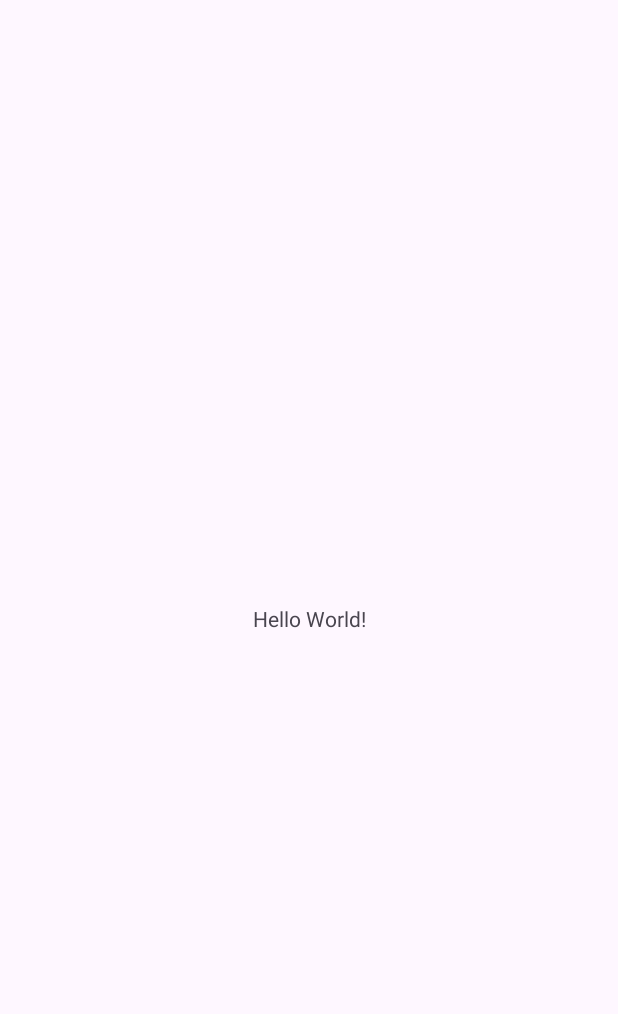
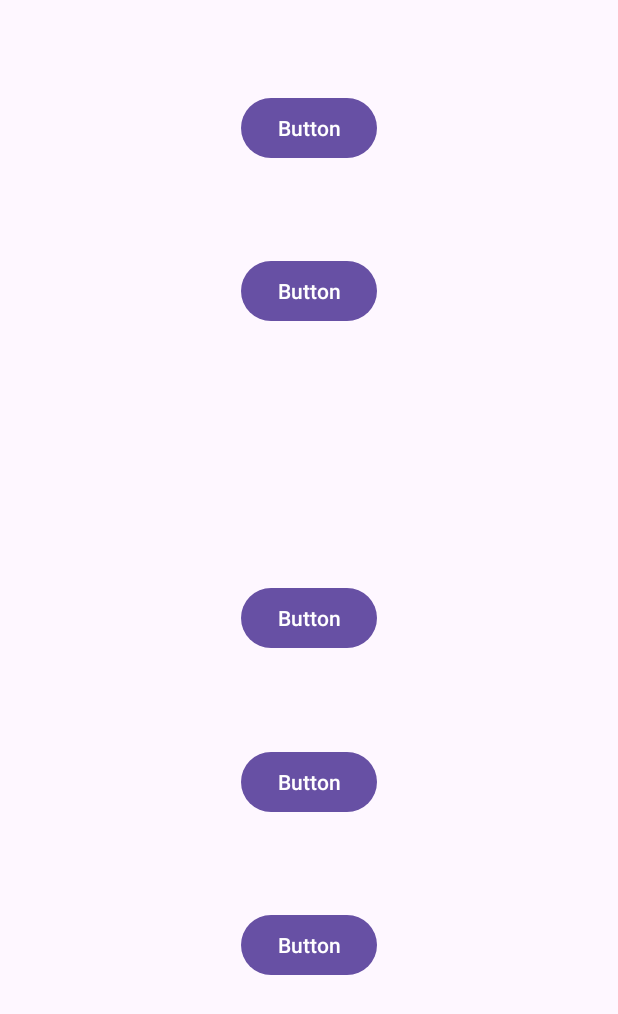
Before and after one commit to Csasziuser/layouts, an Android app: the screen it shows after launch (MainActivity), on a phone screen of 412 x 824 dp. Before the commit the part shown is almost empty. Shown: the top 1014 px of the screen. Run offline under Robolectric (Android 15) with nearby library versions, the phone set to English and light mode, and no system bars.

Commit message:
ora kezdete2

```diff
--- a/app/src/main/res/layout/activity_main.xml
+++ b/app/src/main/res/layout/activity_main.xml
@@ -7,13 +7,53 @@
     android:layout_height="match_parent"
     tools:context=".MainActivity">
 
-    <TextView
+    <Button
+        android:id="@+id/button"
         android:layout_width="wrap_content"
         android:layout_height="wrap_content"
-        android:text="Hello World!"
+        android:text="Button"
         app:layout_constraintBottom_toBottomOf="parent"
         app:layout_constraintEnd_toEndOf="parent"
         app:layout_constraintStart_toStartOf="parent"
         app:layout_constraintTop_toTopOf="parent" />
 
+    <Button
+        android:id="@+id/button2"
+        android:layout_width="wrap_content"
+        android:layout_height="wrap_content"
+        android:text="Button"
+        app:layout_constraintBottom_toTopOf="@+id/button"
+        app:layout_constraintEnd_toEndOf="parent"
+        app:layout_constraintStart_toStartOf="parent"
+        app:layout_constraintTop_toTopOf="parent" />
+
+    <Button
+        android:id="@+id/button3"
+        android:layout_width="wrap_content"
+        android:layout_height="wrap_content"
+        android:text="Button"
+        app:layout_constraintBottom_toBottomOf="parent"
+        app:layout_constraintEnd_toEndOf="parent"
+        app:layout_constraintStart_toStartOf="parent"
+        app:layout_constraintTop_toBottomOf="@+id/button" />
+
+    <Button
+        android:id="@+id/button4"
+        android:layout_width="wrap_content"
+        android:layout_height="wrap_content"
+        android:text="Button"
+        app:layout_constraintBottom_toTopOf="@+id/button2"
+        app:layout_constraintEnd_toEndOf="parent"
+        app:layout_constraintStart_toStartOf="parent"
+        app:layout_constraintTop_toTopOf="parent" />
+
+    <Button
+        android:id="@+id/button5"
+        android:layout_width="wrap_content"
+        android:layout_height="wrap_content"
+        android:text="Button"
+        app:layout_constraintBottom_toTopOf="@+id/button3"
+        app:layout_constraintEnd_toEndOf="parent"
+        app:layout_constraintStart_toStartOf="parent"
+        app:layout_constraintTop_toBottomOf="@+id/button" />
 </androidx.constraintlayout.widget.ConstraintLayout>
```
